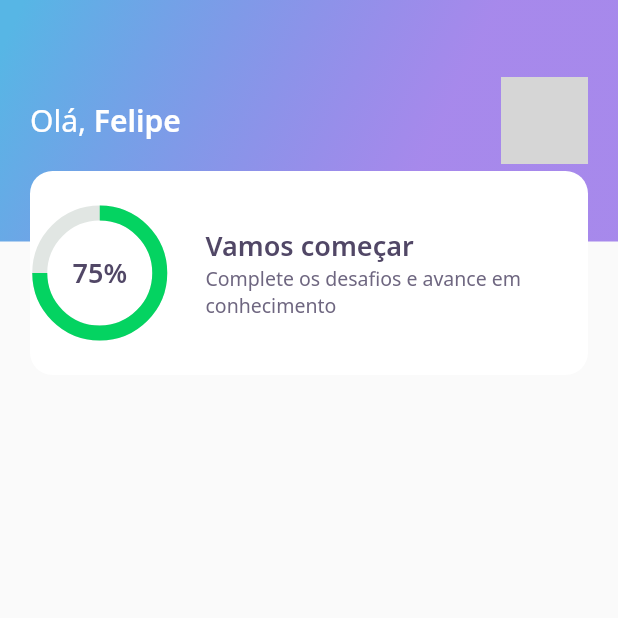
After one commit to FelipeCantalice/next-level-week-5-flutter, a Flutter app: the HomePage screen opened directly, on a phone screen of 412 x 824 dp, the top half of it. The commit adds this screen. Run offline on Flutter 3.47's test engine with Material 2 defaults, Android fonts, the phone set to English and light mode, and no system bars; our stand-ins replace google_fonts; network calls fail; grey boxes are pictures that could not be loaded.

Commit message:
Nova tela de inicio, com componentes de AppBar e Chart

```diff
--- a/lib/core/app_widget.dart
+++ b/lib/core/app_widget.dart
@@ -1,10 +1,12 @@
 import 'package:flutter/material.dart';
+import 'package:nlw_5/home/home_page.dart';
 import 'package:nlw_5/splash/splash_page.dart';
 
 class AppWidget extends StatelessWidget {
   @override
   Widget build(BuildContext context) {
     return MaterialApp(
+      debugShowCheckedModeBanner: false,
       title: "DevQuiz",
       home: SplashPage(),
     );
--- /dev/null
+++ b/lib/home/home_page.dart
@@ -0,0 +1,17 @@
+import 'package:flutter/material.dart';
+
+import 'widgets/appbar/appbar_widget.dart';
+
+class HomePage extends StatefulWidget {
+  @override
+  _HomePageState createState() => _HomePageState();
+}
+
+class _HomePageState extends State<HomePage> {
+  @override
+  Widget build(BuildContext context) {
+    return Scaffold(
+      appBar: AppBarWidget(),
+    );
+  }
+}
--- /dev/null
+++ b/lib/home/widgets/appbar/appbar_widget.dart
@@ -0,0 +1,55 @@
+import 'package:flutter/material.dart';
+import 'package:nlw_5/core/app_gradients.dart';
+import 'package:nlw_5/core/app_text_styles.dart';
+import 'package:nlw_5/home/widgets/scorecard/scoredart_widget.dart';
+
+class AppBarWidget extends PreferredSize {
+  AppBarWidget()
+      : super(
+          preferredSize: Size.fromHeight(250),
+          child: Container(
+            height: 250,
+            child: Stack(
+              children: [
+                Container(
+                  width: double.maxFinite,
+                  height: 161,
+                  padding: const EdgeInsets.symmetric(horizontal: 20),
+                  decoration: BoxDecoration(gradient: AppGradients.linear),
+                  child: Row(
+                    mainAxisAlignment: MainAxisAlignment.spaceBetween,
+                    children: [
+                      Text.rich(
+                        TextSpan(
+                            text: "Olá, ",
+                            style: AppTextStyles.title,
+                            children: [
+                              TextSpan(
+                                text: "Felipe",
+                                style: AppTextStyles.titleBold,
+                              ),
+                            ]),
+                      ),
+                      Container(
+                        width: 58,
+                        height: 58,
+                        decoration: BoxDecoration(
+                          borderRadius: BorderRadius.circular(10),
+                          image: DecorationImage(
+                            image: NetworkImage(
+                                'https://avatars.githubusercontent.com/u/81821387?v=4'),
+                          ),
+                        ),
+                      )
+                    ],
+                  ),
+                ),
+                Align(
+                  alignment: Alignment(0.1, 1.0),
+                  child: ScoreCardWidget(),
+                ),
+              ],
+            ),
+          ),
+        );
+}
--- /dev/null
+++ b/lib/home/widgets/chart/chart_widget.dart
@@ -0,0 +1,35 @@
+import 'package:flutter/material.dart';
+import 'package:nlw_5/core/core.dart';
+
+class ChartWidget extends StatelessWidget {
+  @override
+  Widget build(BuildContext context) {
+    return Container(
+      height: 80,
+      width: 80,
+      child: Stack(
+        children: [
+          Center(
+            child: Container(
+              width: 80,
+              height: 80,
+              child: CircularProgressIndicator(
+                strokeWidth: 10,
+                value: 0.75,
+                backgroundColor: AppColors.chartSecondary,
+                valueColor:
+                    AlwaysStoppedAnimation<Color>(AppColors.chartPrimary),
+              ),
+            ),
+          ),
+          Center(
+            child: Text(
+              "75%",
+              style: AppTextStyles.heading,
+            ),
+          )
+        ],
+      ),
+    );
+  }
+}
--- /dev/null
+++ b/lib/home/widgets/scorecard/scoredart_widget.dart
@@ -0,0 +1,46 @@
+import 'package:flutter/material.dart';
+import 'package:nlw_5/core/app_colors.dart';
+import 'package:nlw_5/core/app_text_styles.dart';
+import 'package:nlw_5/home/widgets/chart/chart_widget.dart';
+
+class ScoreCardWidget extends StatelessWidget {
+  @override
+  Widget build(BuildContext context) {
+    return Padding(
+      padding: const EdgeInsets.only(left: 20, right: 20),
+      child: Container(
+        height: 136,
+        decoration: BoxDecoration(
+          color: AppColors.white,
+          borderRadius: BorderRadius.circular(15),
+        ),
+        child: Row(
+          crossAxisAlignment: CrossAxisAlignment.center,
+          children: [
+            Expanded(flex: 1, child: ChartWidget()),
+            Expanded(
+              flex: 3,
+              child: Padding(
+                padding: const EdgeInsets.only(left: 24),
+                child: Column(
+                  mainAxisAlignment: MainAxisAlignment.center,
+                  crossAxisAlignment: CrossAxisAlignment.start,
+                  children: [
+                    Text(
+                      "Vamos começar",
+                      style: AppTextStyles.heading,
+                    ),
+                    Text(
+                      "Complete os desafios e avance em conhecimento",
+                      style: AppTextStyles.body,
+                    ),
+                  ],
+                ),
+              ),
+            ),
+          ],
+        ),
+      ),
+    );
+  }
+}
```
